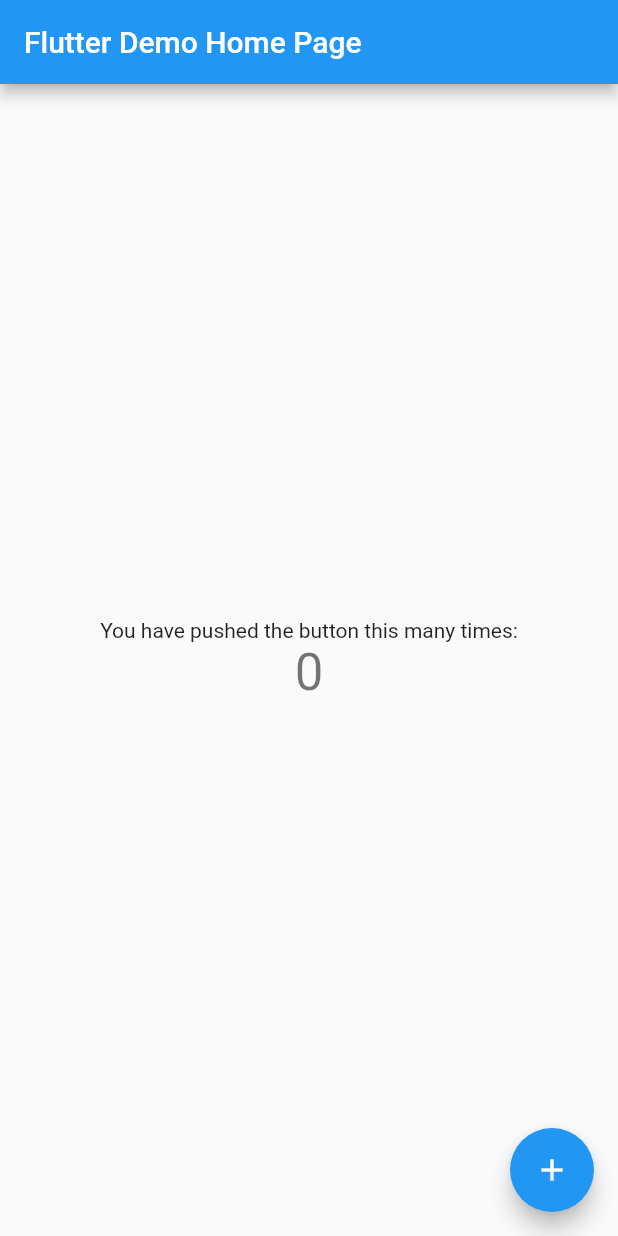
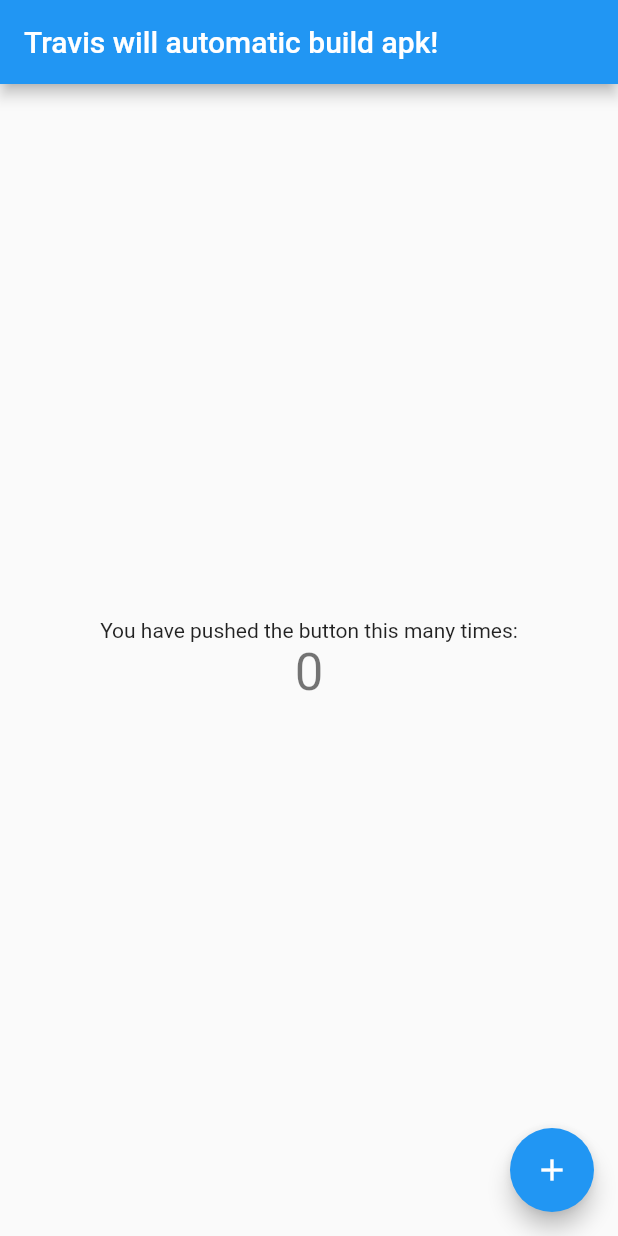
Before and after one commit to KerryZhang2016/travis_test, a Flutter app: the screen it shows after launch, on a phone screen of 412 x 824 dp. Run offline on Flutter 3.47's test engine with Material 2 defaults, Android fonts, the phone set to English and light mode, and no system bars.

Commit message:
更新CICD配置

```diff
--- a/lib/main.dart
+++ b/lib/main.dart
@@ -9,7 +9,7 @@ class MyApp extends StatelessWidget {
   @override
   Widget build(BuildContext context) {
     return MaterialApp(
-      title: 'Flutter Demo',
+      title: 'Travis CI Test App',
       theme: ThemeData(
         // This is the theme of your application.
         //
@@ -26,7 +26,7 @@ class MyApp extends StatelessWidget {
         // closer together (more dense) than on mobile platforms.
         visualDensity: VisualDensity.adaptivePlatformDensity,
       ),
-      home: MyHomePage(title: 'Flutter Demo Home Page'),
+      home: MyHomePage(title: 'Travis will automatic build apk!'),
     );
   }
 }
```
Also changed, not shown: .travis.yaml (added).
